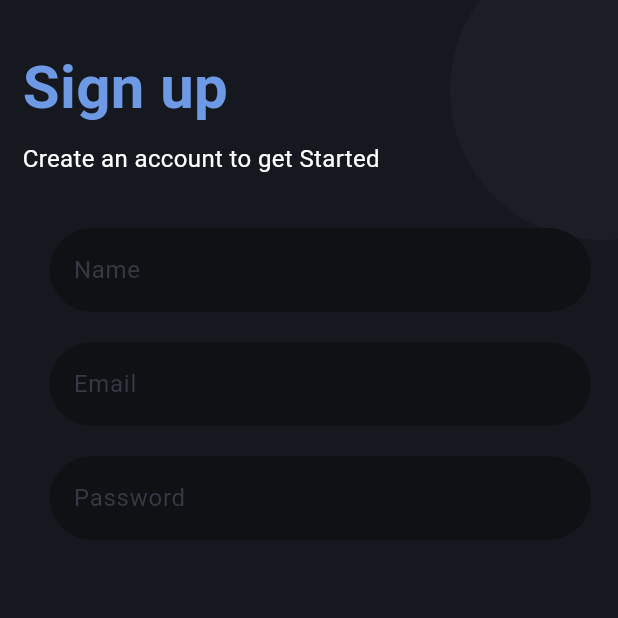
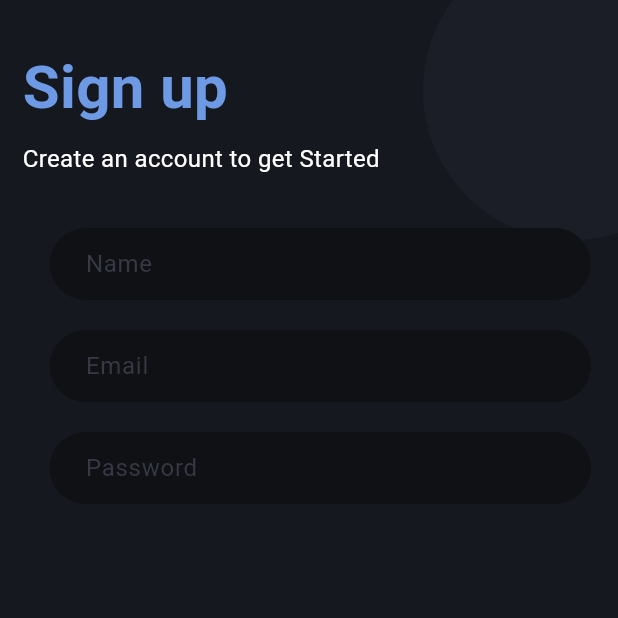
Before and after one commit to MahmoodHashem/login_page, a Flutter app: the screen it shows after launch, on a phone screen of 412 x 824 dp, the top half of it. Run offline on Flutter 3.47's test engine with Material 2 defaults, Android fonts, the phone set to English and light mode, and no system bars.

Commit message:
Change for Responsiveness
the back oval was not responsive, now it is

```diff
--- a/lib/main.dart
+++ b/lib/main.dart
@@ -39,7 +39,7 @@ class _MyHomePageState extends State<MyHomePage> {
         fit: StackFit.expand,
         children: [
           Positioned(
-          left: 300,
+          left: MediaQuery.sizeOf(context).width - 130,
           top: -40,
           child: ClipOval(
             child: Container(
@@ -103,6 +103,9 @@ class _MyHomePageState extends State<MyHomePage> {
                               fillColor: Color(0xff101115),
                               filled: true,
                               hintText: "Name",
+                                contentPadding: EdgeInsets.only(
+                                  left: 20,
+                                ),
                               hintStyle: TextStyle(
                                 color: Color(0xff373945),
                               ),
@@ -133,6 +136,9 @@ class _MyHomePageState extends State<MyHomePage> {
                               fillColor: Color(0xff101115),
                               filled: true,
                               hintText: "Email",
+                                contentPadding: EdgeInsets.only(
+                                  left: 20,
+                                ),
                               hintStyle: TextStyle(
                                 color: Color(0xff373945),
                               ),
@@ -162,6 +168,9 @@ class _MyHomePageState extends State<MyHomePage> {
                             decoration: InputDecoration(
                               fillColor: Color(0xff101115),
                               filled: true,
+                              contentPadding: EdgeInsets.only(
+                                left: 20,
+                              ),
                               hintText: "Password",
                               hintStyle: TextStyle(
                                 color: Color(0xff373945),
```
